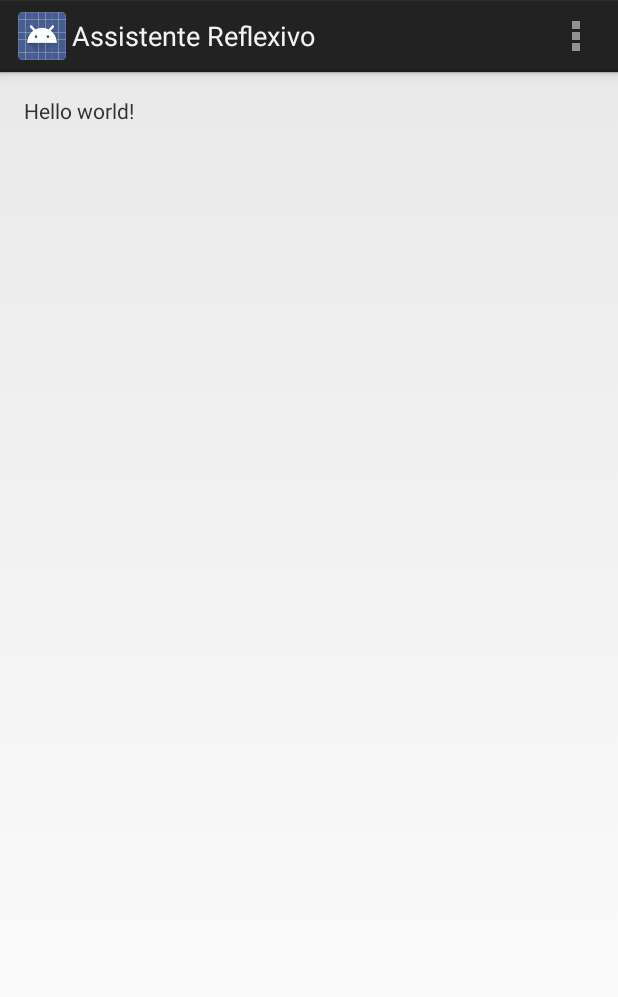
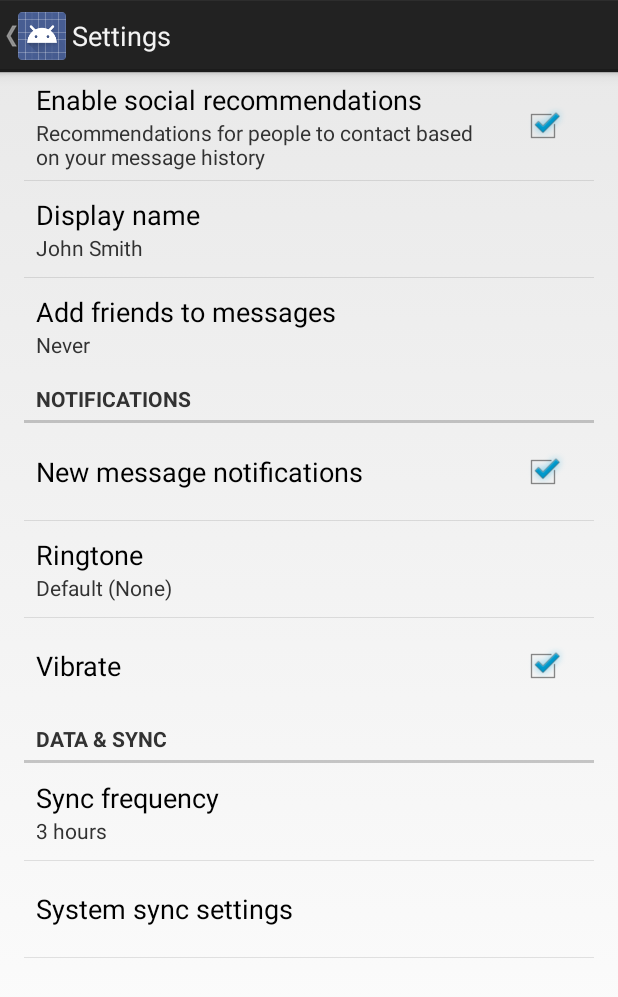
Before and after one commit to iancampelo/tcc, an Android app: the MainActivity screen opened directly, with no data from a screen before it, in the options menu, after a tap on "Settings", on a phone screen of 412 x 824 dp. Shown: the top 997 px of the screen. Run offline under Robolectric (Android 15) with nearby library versions, the phone set to English and light mode, and no system bars.

Commit message:
Create login activity with DB Sqlite, SettingsActivity e a parte de Logout

```diff
--- a/AssistenteReflexivo/app/build.gradle
+++ b/AssistenteReflexivo/app/build.gradle
@@ -23,4 +23,5 @@
     compile fileTree(dir: 'libs', include: ['*.jar'])
     compile 'com.google.android.gms:play-services:5.2.08'
     compile 'com.android.support:appcompat-v7:20.0.0'
+    compile 'com.android.support:support-v4:20.0.0'
 }
--- a/AssistenteReflexivo/app/src/main/java/assistente/br/ucb/tcc/assistentereflexivo/DBTools.java
+++ b/AssistenteReflexivo/app/src/main/java/assistente/br/ucb/tcc/assistentereflexivo/DBTools.java
@@ -16,6 +16,7 @@
     public DBTools(Context context) {
         super(context, "myApp.db", null,DB_VERSION);
     }
+
 
     @Override
     public void onCreate(SQLiteDatabase sqLiteDatabase) {
--- a/AssistenteReflexivo/app/src/main/java/assistente/br/ucb/tcc/assistentereflexivo/MainActivity.java
+++ b/AssistenteReflexivo/app/src/main/java/assistente/br/ucb/tcc/assistentereflexivo/MainActivity.java
@@ -1,6 +1,7 @@
 package assistente.br.ucb.tcc.assistentereflexivo;
 
 import android.app.Activity;
+import android.content.Intent;
 import android.os.Bundle;
 import android.view.Menu;
 import android.view.MenuItem;
@@ -13,7 +14,6 @@
         super.onCreate(savedInstanceState);
         setContentView(R.layout.activity_main);
     }
-
 
     @Override
     public boolean onCreateOptionsMenu(Menu menu) {
@@ -28,8 +28,14 @@
         // automatically handle clicks on the Home/Up button, so long
         // as you specify a parent activity in AndroidManifest.xml.
         int id = item.getItemId();
+        if(id == R.id.action_logout){
+            //TODO Implementar um Logout real, que não volte para a Activity anterior
+            Intent logout = new Intent(MainActivity.this, LoginActivity.class);
+            MainActivity.this.startActivity(logout);
+        }
         if (id == R.id.action_settings) {
-            return true;
+            Intent settings = new Intent(MainActivity.this,SettingsActivity.class);
+            MainActivity.this.startActivity(settings);
         }
         return super.onOptionsItemSelected(item);
     }
--- /dev/null
+++ b/AssistenteReflexivo/app/src/main/java/assistente/br/ucb/tcc/assistentereflexivo/SettingsActivity.java
@@ -0,0 +1,290 @@
+package assistente.br.ucb.tcc.assistentereflexivo;
+
+import android.annotation.TargetApi;
+import android.content.Context;
+import android.content.res.Configuration;
+import android.media.Ringtone;
+import android.media.RingtoneManager;
+import android.net.Uri;
+import android.os.Build;
+import android.os.Bundle;
+import android.preference.ListPreference;
+import android.preference.Preference;
+import android.preference.PreferenceActivity;
+import android.preference.PreferenceCategory;
+import android.preference.PreferenceFragment;
+import android.preference.PreferenceManager;
+import android.preference.RingtonePreference;
+import android.support.v4.app.NavUtils;
+import android.text.TextUtils;
+import android.view.MenuItem;
+
+import java.util.List;
+
+/**
+ * A {@link PreferenceActivity} that presents a set of application settings. On
+ * handset devices, settings are presented as a single list. On tablets,
+ * settings are split by category, with category headers shown to the left of
+ * the list of settings.
+ * <p>
+ * See <a href="http://developer.android.com/design/patterns/settings.html">
+ * Android Design: Settings</a> for design guidelines and the <a
+ * href="http://developer.android.com/guide/topics/ui/settings.html">Settings
+ * API Guide</a> for more information on developing a Settings UI.
+ */
+public class SettingsActivity extends PreferenceActivity {
+    /**
+     * Determines whether to always show the simplified settings UI, where
+     * settings are presented in a single list. When false, settings are shown
+     * as a master/detail two-pane view on tablets. When true, a single pane is
+     * shown on tablets.
+     */
+    private static final boolean ALWAYS_SIMPLE_PREFS = false;
+    /**
+     * A preference value change listener that updates the preference's summary
+     * to reflect its new value.
+     */
+    private static Preference.OnPreferenceChangeListener sBindPreferenceSummaryToValueListener = new Preference.OnPreferenceChangeListener() {
+        @Override
+        public boolean onPreferenceChange(Preference preference, Object value) {
+            String stringValue = value.toString();
+
+            if (preference instanceof ListPreference) {
+                // For list preferences, look up the correct display value in
+                // the preference's 'entries' list.
+                ListPreference listPreference = (ListPreference) preference;
+                int index = listPreference.findIndexOfValue(stringValue);
+
+                // Set the summary to reflect the new value.
+                preference.setSummary(
+                        index >= 0
+                                ? listPreference.getEntries()[index]
+                                : null);
+
+            } else if (preference instanceof RingtonePreference) {
+                // For ringtone preferences, look up the correct display value
+                // using RingtoneManager.
+                if (TextUtils.isEmpty(stringValue)) {
+                    // Empty values correspond to 'silent' (no ringtone).
+                    preference.setSummary(R.string.pref_ringtone_silent);
+
+                } else {
+                    Ringtone ringtone = RingtoneManager.getRingtone(
+                            preference.getContext(), Uri.parse(stringValue));
+
+                    if (ringtone == null) {
+                        // Clear the summary if there was a lookup error.
+                        preference.setSummary(null);
+                    } else {
+                        // Set the summary to reflect the new ringtone display
+                        // name.
+                        String name = ringtone.getTitle(preference.getContext());
+                        preference.setSummary(name);
+                    }
+                }
+
+            } else {
+                // For all other preferences, set the summary to the value's
+                // simple string representation.
+                preference.setSummary(stringValue);
+            }
+            return true;
+        }
+    };
+
+    /**
+     * Helper method to determine if the device has an extra-large screen. For
+     * example, 10" tablets are extra-large.
+     */
+    private static boolean isXLargeTablet(Context context) {
+        return (context.getResources().getConfiguration().screenLayout
+        & Configuration.SCREENLAYOUT_SIZE_MASK) >= Configuration.SCREENLAYOUT_SIZE_XLARGE;
+    }
+
+    /**
+     * Determines whether the simplified settings UI should be shown. This is
+     * true if this is forced via {@link #ALWAYS_SIMPLE_PREFS}, or the device
+     * doesn't have newer APIs like {@link PreferenceFragment}, or the device
+     * doesn't have an extra-large screen. In these cases, a single-pane
+     * "simplified" settings UI should be shown.
+     */
+    private static boolean isSimplePreferences(Context context) {
+        return ALWAYS_SIMPLE_PREFS
+                || Build.VERSION.SDK_INT < Build.VERSION_CODES.HONEYCOMB
+                || !isXLargeTablet(context);
+    }
+
+    /**
+     * Binds a preference's summary to its value. More specifically, when the
+     * preference's value is changed, its summary (line of text below the
+     * preference title) is updated to reflect the value. The summary is also
+     * immediately updated upon calling this method. The exact display format is
+     * dependent on the type of preference.
+     *
+     * @see #sBindPreferenceSummaryToValueListener
+     */
+    private static void bindPreferenceSummaryToValue(Preference preference) {
+        // Set the listener to watch for value changes.
+        preference.setOnPreferenceChangeListener(sBindPreferenceSummaryToValueListener);
+
+        // Trigger the listener immediately with the preference's
+        // current value.
+        sBindPreferenceSummaryToValueListener.onPreferenceChange(preference,
+                PreferenceManager
+                        .getDefaultSharedPreferences(preference.getContext())
+                        .getString(preference.getKey(), ""));
+    }
+
+    @Override
+    protected void onCreate(Bundle savedInstanceState) {
+        super.onCreate(savedInstanceState);
+        setupActionBar();
+    }
+
+    /**
+     * Set up the {@link android.app.ActionBar}, if the API is available.
+     */
+    @TargetApi(Build.VERSION_CODES.HONEYCOMB)
+    private void setupActionBar() {
+        if (Build.VERSION.SDK_INT >= Build.VERSION_CODES.HONEYCOMB) {
+            // Show the Up button in the action bar.
+            getActionBar().setDisplayHomeAsUpEnabled(true);
+        }
+    }
+
+    @Override
+    public boolean onOptionsItemSelected(MenuItem item) {
+        int id = item.getItemId();
+        if (id == android.R.id.home) {
+            // This ID represents the Home or Up button. In the case of this
+            // activity, the Up button is shown. Use NavUtils to allow users
+            // to navigate up one level in the application structure. For
+            // more details, see the Navigation pattern on Android Design:
+            //
+            // http://developer.android.com/design/patterns/navigation.html#up-vs-back
+            //
+            // TODO: If Settings has multiple levels, Up should navigate up
+            // that hierarchy.
+            NavUtils.navigateUpFromSameTask(this);
+            return true;
+        }
+        return super.onOptionsItemSelected(item);
+    }
+
+    @Override
+    protected void onPostCreate(Bundle savedInstanceState) {
+        super.onPostCreate(savedInstanceState);
+
+        setupSimplePreferencesScreen();
+    }
+
+    /**
+     * Shows the simplified settings UI if the device configuration if the
+     * device configuration dictates that a simplified, single-pane UI should be
+     * shown.
+     */
+    private void setupSimplePreferencesScreen() {
+        if (!isSimplePreferences(this)) {
+            return;
+        }
+
+        // In the simplified UI, fragments are not used at all and we instead
+        // use the older PreferenceActivity APIs.
+
+        // Add 'general' preferences.
+        addPreferencesFromResource(R.xml.pref_general);
+
+        // Add 'notifications' preferences, and a corresponding header.
+        PreferenceCategory fakeHeader = new PreferenceCategory(this);
+        fakeHeader.setTitle(R.string.pref_header_notifications);
+        getPreferenceScreen().addPreference(fakeHeader);
+        addPreferencesFromResource(R.xml.pref_notification);
+
+        // Add 'data and sync' preferences, and a corresponding header.
+        fakeHeader = new PreferenceCategory(this);
+        fakeHeader.setTitle(R.string.pref_header_data_sync);
+        getPreferenceScreen().addPreference(fakeHeader);
+        addPreferencesFromResource(R.xml.pref_data_sync);
+
+        // Bind the summaries of EditText/List/Dialog/Ringtone preferences to
+        // their values. When their values change, their summaries are updated
+        // to reflect the new value, per the Android Design guidelines.
+        bindPreferenceSummaryToValue(findPreference("example_text"));
+        bindPreferenceSummaryToValue(findPreference("example_list"));
+        bindPreferenceSummaryToValue(findPreference("notifications_new_message_ringtone"));
+        bindPreferenceSummaryToValue(findPreference("sync_frequency"));
+    }
+
+    /** {@inheritDoc} */
+    @Override
+    public boolean onIsMultiPane() {
+        return isXLargeTablet(this) && !isSimplePreferences(this);
+    }
+
+    /** {@inheritDoc} */
+    @Override
+    @TargetApi(Build.VERSION_CODES.HONEYCOMB)
+    public void onBuildHeaders(List<Header> target) {
+        if (!isSimplePreferences(this)) {
+            loadHeadersFromResource(R.xml.pref_headers, target);
+        }
+    }
+
+    /**
+     * This fragment shows general preferences only. It is used when the
+     * activity is showing a two-pane settings UI.
+     */
+    @TargetApi(Build.VERSION_CODES.HONEYCOMB)
+    public static class GeneralPreferenceFragment extends PreferenceFragment {
+        @Override
+        public void onCreate(Bundle savedInstanceState) {
+            super.onCreate(savedInstanceState);
+            addPreferencesFromResource(R.xml.pref_general);
+
+            // Bind the summaries of EditText/List/Dialog/Ringtone preferences
+            // to their values. When their values change, their summaries are
+            // updated to reflect the new value, per the Android Design
+            // guidelines.
+            bindPreferenceSummaryToValue(findPreference("example_text"));
+            bindPreferenceSummaryToValue(findPreference("example_list"));
+        }
+    }
+
+    /**
+     * This fragment shows notification preferences only. It is used when the
+     * activity is showing a two-pane settings UI.
+     */
+    @TargetApi(Build.VERSION_CODES.HONEYCOMB)
+    public static class NotificationPreferenceFragment extends PreferenceFragment {
+        @Override
+        public void onCreate(Bundle savedInstanceState) {
+            super.onCreate(savedInstanceState);
+            addPreferencesFromResource(R.xml.pref_notification);
+
+            // Bind the summaries of EditText/List/Dialog/Ringtone preferences
+            // to their values. When their values change, their summaries are
+            // updated to reflect the new value, per the Android Design
+            // guidelines.
+            bindPreferenceSummaryToValue(findPreference("notifications_new_message_ringtone"));
+        }
+    }
+
+    /**
+     * This fragment shows data and sync preferences only. It is used when the
+     * activity is showing a two-pane settings UI.
+     */
+    @TargetApi(Build.VERSION_CODES.HONEYCOMB)
+    public static class DataSyncPreferenceFragment extends PreferenceFragment {
+        @Override
+        public void onCreate(Bundle savedInstanceState) {
+            super.onCreate(savedInstanceState);
+            addPreferencesFromResource(R.xml.pref_data_sync);
+
+            // Bind the summaries of EditText/List/Dialog/Ringtone preferences
+            // to their values. When their values change, their summaries are
+            // updated to reflect the new value, per the Android Design
+            // guidelines.
+            bindPreferenceSummaryToValue(findPreference("sync_frequency"));
+        }
+    }
+}
--- a/AssistenteReflexivo/app/src/main/res/layout/activity_login.xml
+++ b/AssistenteReflexivo/app/src/main/res/layout/activity_login.xml
@@ -8,7 +8,7 @@
     android:paddingLeft="@dimen/activity_horizontal_margin"
     android:paddingRight="@dimen/activity_horizontal_margin"
     android:paddingTop="@dimen/activity_vertical_margin"
-    tools:context="assistente.br.ucb.tcc.assistentereflexivo.LoginActivity">
+    tools:context=".MainActivity">
 
     <!-- Login progress -->
     <ProgressBar
--- a/AssistenteReflexivo/app/src/main/res/menu/main.xml
+++ b/AssistenteReflexivo/app/src/main/res/menu/main.xml
@@ -1,8 +1,12 @@
 <menu xmlns:android="http://schemas.android.com/apk/res/android"
     xmlns:tools="http://schemas.android.com/tools"
     tools:context=".MainActivity" >
+    <item android:id="@+id/action_logout"
+        android:orderInCategory="100"
+        android:showAsAction="never"
+        android:title="@string/action_logout" />
     <item android:id="@+id/action_settings"
-        android:title="@string/action_settings"
         android:orderInCategory="100"
-        android:showAsAction="never" />
+        android:showAsAction="never"
+        android:title="@string/action_settings" />
 </menu>
--- a/AssistenteReflexivo/app/src/main/res/values/strings.xml
+++ b/AssistenteReflexivo/app/src/main/res/values/strings.xml
@@ -1,9 +1,10 @@
 <?xml version="1.0" encoding="utf-8"?>
 <resources>
 
-    <string name="app_name">Assistente Reflexivo</string>
+    <string name="app_name">Reflective Assistant</string>
     <string name="hello_world">Hello world!</string>
     <string name="action_settings">Settings</string>
+    <string name="action_logout">Logout</string>
     <string name="confirm_registry">Email not found. You want to create a new user with that email and password?</string>
     <string name="yes">Yes</string>
     <string name="no">No</string>
--- /dev/null
+++ b/AssistenteReflexivo/app/src/main/res/values/strings_activity_settings.xml
@@ -0,0 +1,59 @@
+<resources>
+        <string name="title_activity_settings">Settings</string>
+
+    <!-- Strings related to Settings -->
+
+    <!-- Example General settings -->
+    <string name="pref_header_general">General</string>
+
+    <string name="pref_title_social_recommendations">Enable social recommendations</string>
+    <string name="pref_description_social_recommendations">Recommendations for people to contact based on your message history</string>
+
+    <string name="pref_title_display_name">Display name</string>
+    <string name="pref_default_display_name">John Smith</string>
+
+    <string name="pref_title_add_friends_to_messages">Add friends to messages</string>
+    <string-array name="pref_example_list_titles">
+        <item>Always</item>
+        <item>When possible</item>
+        <item>Never</item>
+    </string-array>
+    <string-array name="pref_example_list_values">
+        <item>1</item>
+        <item>0</item>
+        <item>-1</item>
+    </string-array>
+
+    <!-- Example settings for Data & Sync -->
+    <string name="pref_header_data_sync">Data &amp; sync</string>
+
+    <string name="pref_title_sync_frequency">Sync frequency</string>
+    <string-array name="pref_sync_frequency_titles">
+        <item>15 minutes</item>
+        <item>30 minutes</item>
+        <item>1 hour</item>
+        <item>3 hours</item>
+        <item>6 hours</item>
+        <item>Never</item>
+    </string-array>
+    <string-array name="pref_sync_frequency_values">
+        <item>15</item>
+        <item>30</item>
+        <item>60</item>
+        <item>180</item>
+        <item>360</item>
+        <item>-1</item>
+    </string-array>
+
+    <string name="pref_title_system_sync_settings">System sync settings</string>
+
+    <!-- Example settings for Notifications -->
+    <string name="pref_header_notifications">Notifications</string>
+
+    <string name="pref_title_new_message_notifications">New message notifications</string>
+
+    <string name="pref_title_ringtone">Ringtone</string>
+    <string name="pref_ringtone_silent">Silent</string>
+
+    <string name="pref_title_vibrate">Vibrate</string>
+</resources>
--- /dev/null
+++ b/AssistenteReflexivo/app/src/main/res/xml/pref_data_sync.xml
@@ -0,0 +1,21 @@
+<PreferenceScreen xmlns:android="http://schemas.android.com/apk/res/android">
+
+    <!-- NOTE: Hide buttons to simplify the UI. Users can touch outside the dialog to
+         dismiss it. -->
+    <!-- NOTE: ListPreference's summary should be set to its value by the activity code. -->
+    <ListPreference
+        android:defaultValue="180"
+        android:entries="@array/pref_sync_frequency_titles"
+        android:entryValues="@array/pref_sync_frequency_values"
+        android:key="sync_frequency"
+        android:negativeButtonText="@null"
+        android:positiveButtonText="@null"
+        android:title="@string/pref_title_sync_frequency" />
+
+    <!-- This preference simply launches an intent when selected. Use this UI sparingly, per
+         design guidelines. -->
+    <Preference android:title="@string/pref_title_system_sync_settings">
+        <intent android:action="android.settings.SYNC_SETTINGS" />
+    </Preference>
+
+</PreferenceScreen>
--- /dev/null
+++ b/AssistenteReflexivo/app/src/main/res/xml/pref_general.xml
@@ -0,0 +1,33 @@
+<PreferenceScreen xmlns:android="http://schemas.android.com/apk/res/android">
+
+    <CheckBoxPreference
+        android:defaultValue="true"
+        android:key="example_checkbox"
+        android:summary="@string/pref_description_social_recommendations"
+        android:title="@string/pref_title_social_recommendations" />
+
+    <!-- NOTE: EditTextPreference accepts EditText attributes. -->
+    <!-- NOTE: EditTextPreference's summary should be set to its value by the activity code. -->
+    <EditTextPreference
+        android:capitalize="words"
+        android:defaultValue="@string/pref_default_display_name"
+        android:inputType="textCapWords"
+        android:key="example_text"
+        android:maxLines="1"
+        android:selectAllOnFocus="true"
+        android:singleLine="true"
+        android:title="@string/pref_title_display_name" />
+
+    <!-- NOTE: Hide buttons to simplify the UI. Users can touch outside the dialog to
+         dismiss it. -->
+    <!-- NOTE: ListPreference's summary should be set to its value by the activity code. -->
+    <ListPreference
+        android:defaultValue="-1"
+        android:entries="@array/pref_example_list_titles"
+        android:entryValues="@array/pref_example_list_values"
+        android:key="example_list"
+        android:negativeButtonText="@null"
+        android:positiveButtonText="@null"
+        android:title="@string/pref_title_add_friends_to_messages" />
+
+</PreferenceScreen>
--- /dev/null
+++ b/AssistenteReflexivo/app/src/main/res/xml/pref_headers.xml
@@ -0,0 +1,17 @@
+<preference-headers xmlns:android="http://schemas.android.com/apk/res/android">
+
+    <!-- These settings headers are only used on tablets. -->
+
+    <header
+        android:fragment="assistente.br.ucb.tcc.assistentereflexivo.SettingsActivity$GeneralPreferenceFragment"
+        android:title="@string/pref_header_general" />
+
+    <header
+        android:fragment="assistente.br.ucb.tcc.assistentereflexivo.SettingsActivity$NotificationPreferenceFragment"
+        android:title="@string/pref_header_notifications" />
+
+    <header
+        android:fragment="assistente.br.ucb.tcc.assistentereflexivo.SettingsActivity$DataSyncPreferenceFragment"
+        android:title="@string/pref_header_data_sync" />
+
+</preference-headers>
--- /dev/null
+++ b/AssistenteReflexivo/app/src/main/res/xml/pref_notification.xml
@@ -0,0 +1,27 @@
+<PreferenceScreen xmlns:android="http://schemas.android.com/apk/res/android">
+
+    <!-- A 'parent' preference, which enables/disables child preferences (below)
+         when checked/unchecked. -->
+    <CheckBoxPreference
+        android:defaultValue="true"
+        android:key="notifications_new_message"
+        android:title="@string/pref_title_new_message_notifications" />
+
+    <!-- Allows the user to choose a ringtone in the 'notification' category. -->
+    <!-- NOTE: This preference will be enabled only when the checkbox above is checked. -->
+    <!-- NOTE: RingtonePreference's summary should be set to its value by the activity code. -->
+    <RingtonePreference
+        android:defaultValue="content://settings/system/notification_sound"
+        android:dependency="notifications_new_message"
+        android:key="notifications_new_message_ringtone"
+        android:ringtoneType="notification"
+        android:title="@string/pref_title_ringtone" />
+
+    <!-- NOTE: This preference will be enabled only when the checkbox above is checked. -->
+    <CheckBoxPreference
+        android:defaultValue="true"
+        android:dependency="notifications_new_message"
+        android:key="notifications_new_message_vibrate"
+        android:title="@string/pref_title_vibrate" />
+
+</PreferenceScreen>
```
Also changed, not shown: AssistenteReflexivo/app/src/main/AndroidManifest.xml (+15 -4 lines).
